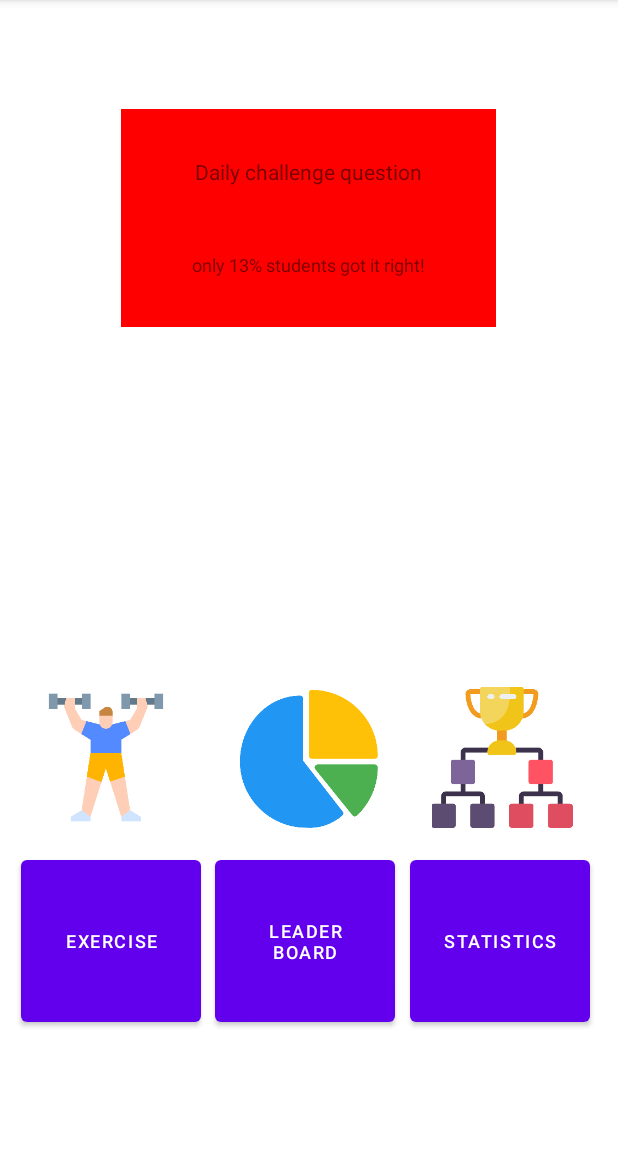
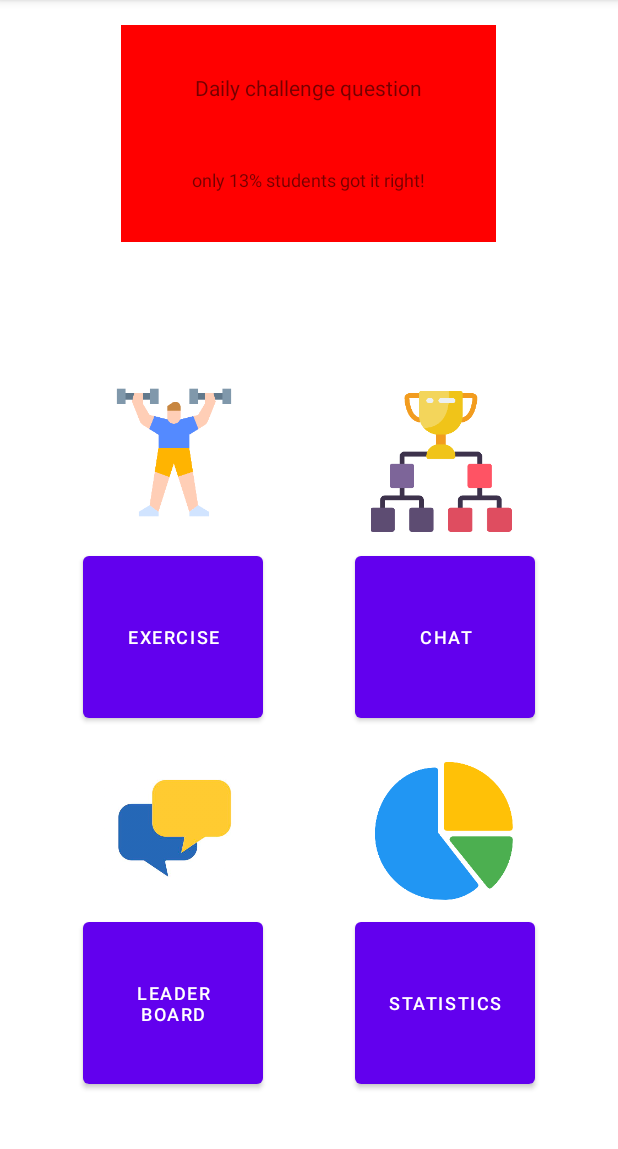
Before and after one commit to Marco0822/physics-app, an Android app: the screen it shows after launch (MainActivity), on a phone screen of 412 x 824 dp, the part 84-1233 px from its top. Run offline under Robolectric (Android 15) with nearby library versions, the phone set to English and light mode, and no system bars.

Commit message:
added chat button

```diff
--- a/app/src/main/java/com/example/test1/MainActivity.kt
+++ b/app/src/main/java/com/example/test1/MainActivity.kt
@@ -26,6 +26,10 @@ class MainActivity : AppCompatActivity() {
             val intent = Intent( this, statistics::class.java)
             startActivity(intent)
         }
+        findViewById<Button>(R.id.chat_button).setOnClickListener {
+            val intent = Intent( this, chat::class.java)
+            startActivity(intent)
+        }
 
 
 
--- /dev/null
+++ b/app/src/main/java/com/example/test1/chat.kt
@@ -0,0 +1,11 @@
+package com.example.test1
+
+import androidx.appcompat.app.AppCompatActivity
+import android.os.Bundle
+
+class chat : AppCompatActivity() {
+    override fun onCreate(savedInstanceState: Bundle?) {
+        super.onCreate(savedInstanceState)
+        setContentView(R.layout.activity_bio_exercise)
+    }
+}
--- a/app/src/main/res/layout/activity_main.xml
+++ b/app/src/main/res/layout/activity_main.xml
@@ -6,22 +6,6 @@
     android:layout_height="match_parent"
     android:background="#FFFFFF"
     tools:context=".MainActivity">
-
-    <TextView
-        android:id="@+id/editTextTextPersonName"
-        android:layout_width="250dp"
-        android:layout_height="83dp"
-        android:background="#FF0000"
-        android:ems="10"
-        android:gravity="center"
-        android:inputType="textPersonName"
-        android:text="Daily challenge question"
-        app:layout_constraintBottom_toBottomOf="parent"
-        app:layout_constraintEnd_toEndOf="parent"
-        app:layout_constraintHorizontal_bias="0.496"
-        app:layout_constraintStart_toStartOf="parent"
-        app:layout_constraintTop_toTopOf="parent"
-        app:layout_constraintVertical_bias="0.106" />
 
     <TextView
         android:id="@+id/editTextTextPersonName2"
@@ -38,46 +22,75 @@
         app:layout_constraintHorizontal_bias="0.496"
         app:layout_constraintStart_toStartOf="parent"
         app:layout_constraintTop_toTopOf="parent"
-        app:layout_constraintVertical_bias="0.197" />
+        app:layout_constraintVertical_bias="0.114" />
+
+    <TextView
+        android:id="@+id/editTextTextPersonName"
+        android:layout_width="250dp"
+        android:layout_height="83dp"
+        android:background="#FF0000"
+        android:ems="10"
+        android:gravity="center"
+        android:inputType="textPersonName"
+        android:text="Daily challenge question"
+        app:layout_constraintBottom_toBottomOf="parent"
+        app:layout_constraintEnd_toEndOf="parent"
+        app:layout_constraintHorizontal_bias="0.496"
+        app:layout_constraintStart_toStartOf="parent"
+        app:layout_constraintTop_toTopOf="parent"
+        app:layout_constraintVertical_bias="0.024" />
+
+    <Button
+        android:id="@+id/chat_button"
+        android:layout_width="120dp"
+        android:layout_height="120dp"
+        android:text="chat"
+        android:textSize="12sp"
+        app:layout_constraintBottom_toBottomOf="parent"
+        app:layout_constraintEnd_toEndOf="parent"
+        app:layout_constraintHorizontal_bias="0.81"
+        app:layout_constraintStart_toStartOf="parent"
+        app:layout_constraintTop_toTopOf="parent"
+        app:layout_constraintVertical_bias="0.563" />
 
     <Button
         android:id="@+id/exercise_button"
         android:layout_width="120dp"
         android:layout_height="120dp"
         android:text="exercise"
+        android:textSize="12sp"
         app:layout_constraintBottom_toBottomOf="parent"
-        app:layout_constraintEnd_toStartOf="@+id/random_button"
-        app:layout_constraintHorizontal_bias="0.608"
+        app:layout_constraintEnd_toEndOf="parent"
+        app:layout_constraintHorizontal_bias="0.19"
         app:layout_constraintStart_toStartOf="parent"
         app:layout_constraintTop_toTopOf="parent"
-        app:layout_constraintVertical_bias="0.875"
-        android:textSize="12sp"/>
+        app:layout_constraintVertical_bias="0.563" />
 
     <Button
         android:id="@+id/random_button"
         android:layout_width="120dp"
         android:layout_height="120dp"
         android:text="leader board"
+        android:textSize="12sp"
         app:layout_constraintBottom_toBottomOf="parent"
         app:layout_constraintEnd_toEndOf="parent"
-        app:layout_constraintHorizontal_bias="0.491"
+        app:layout_constraintHorizontal_bias="0.19"
         app:layout_constraintStart_toStartOf="parent"
         app:layout_constraintTop_toTopOf="parent"
-        app:layout_constraintVertical_bias="0.875"
-        android:textSize="12sp"/>
+        app:layout_constraintVertical_bias="0.939" />
 
     <Button
         android:id="@+id/statistics_button"
         android:layout_width="120dp"
         android:layout_height="120dp"
         android:text="statistics"
+        android:textSize="12sp"
         app:layout_constraintBottom_toBottomOf="parent"
         app:layout_constraintEnd_toEndOf="parent"
-        app:layout_constraintHorizontal_bias="0.357"
-        app:layout_constraintStart_toEndOf="@+id/random_button"
+        app:layout_constraintHorizontal_bias="0.81"
+        app:layout_constraintStart_toStartOf="parent"
         app:layout_constraintTop_toTopOf="parent"
-        app:layout_constraintVertical_bias="0.875"
-        android:textSize="12sp"/>
+        app:layout_constraintVertical_bias="0.939" />
 
     <ImageView
         android:id="@+id/imageView7"
@@ -85,33 +98,46 @@
         android:layout_height="94dp"
         app:layout_constraintBottom_toBottomOf="parent"
         app:layout_constraintEnd_toEndOf="parent"
-        app:layout_constraintHorizontal_bias="0.072"
+        app:layout_constraintHorizontal_bias="0.215"
         app:layout_constraintStart_toStartOf="parent"
         app:layout_constraintTop_toTopOf="parent"
-        app:layout_constraintVertical_bias="0.68"
+        app:layout_constraintVertical_bias="0.378"
         app:srcCompat="@drawable/dumbbell" />
 
     <ImageView
         android:id="@+id/imageView8"
         android:layout_width="105dp"
         android:layout_height="92dp"
+        app:layout_constraintBottom_toTopOf="@+id/statistics_button"
+        app:layout_constraintEnd_toEndOf="parent"
+        app:layout_constraintHorizontal_bias="0.794"
+        app:layout_constraintStart_toStartOf="parent"
+        app:layout_constraintTop_toTopOf="parent"
+        app:layout_constraintVertical_bias="0.983"
+        app:srcCompat="@drawable/pie_chart" />
+
+    <ImageView
+        android:id="@+id/imageView11"
+        android:layout_width="118dp"
+        android:layout_height="100dp"
         app:layout_constraintBottom_toBottomOf="parent"
         app:layout_constraintEnd_toEndOf="parent"
+        app:layout_constraintHorizontal_bias="0.194"
         app:layout_constraintStart_toStartOf="parent"
         app:layout_constraintTop_toTopOf="parent"
-        app:layout_constraintVertical_bias="0.68"
-        app:srcCompat="@drawable/pie_chart" />
+        app:layout_constraintVertical_bias="0.751"
+        app:srcCompat="@drawable/chat" />
 
     <ImageView
         android:id="@+id/imageView9"
         android:layout_width="112dp"
         android:layout_height="94dp"
-        app:layout_constraintBottom_toBottomOf="parent"
+        app:layout_constraintBottom_toTopOf="@+id/chat_button"
         app:layout_constraintEnd_toEndOf="parent"
-        app:layout_constraintHorizontal_bias="0.928"
+        app:layout_constraintHorizontal_bias="0.794"
         app:layout_constraintStart_toStartOf="parent"
         app:layout_constraintTop_toTopOf="parent"
-        app:layout_constraintVertical_bias="0.68"
+        app:layout_constraintVertical_bias="0.964"
         app:srcCompat="@drawable/trophy" />
 
 </androidx.constraintlayout.widget.ConstraintLayout>
```
Also changed, not shown: app/src/main/res/drawable-xhdpi/chat.png (added).
